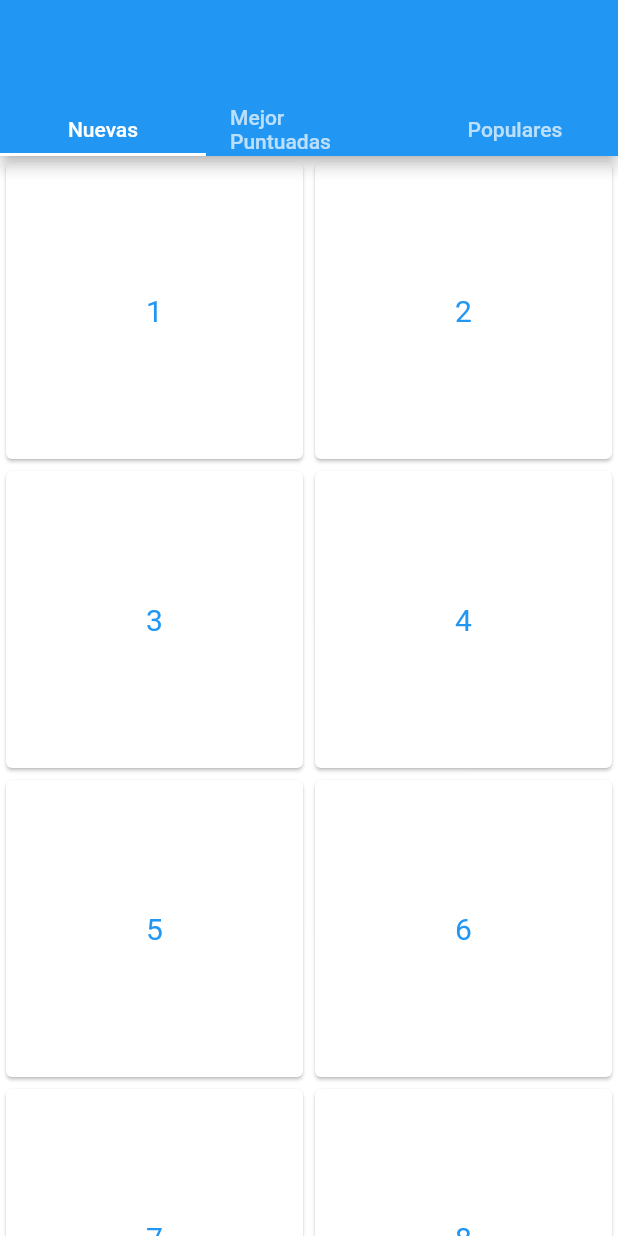
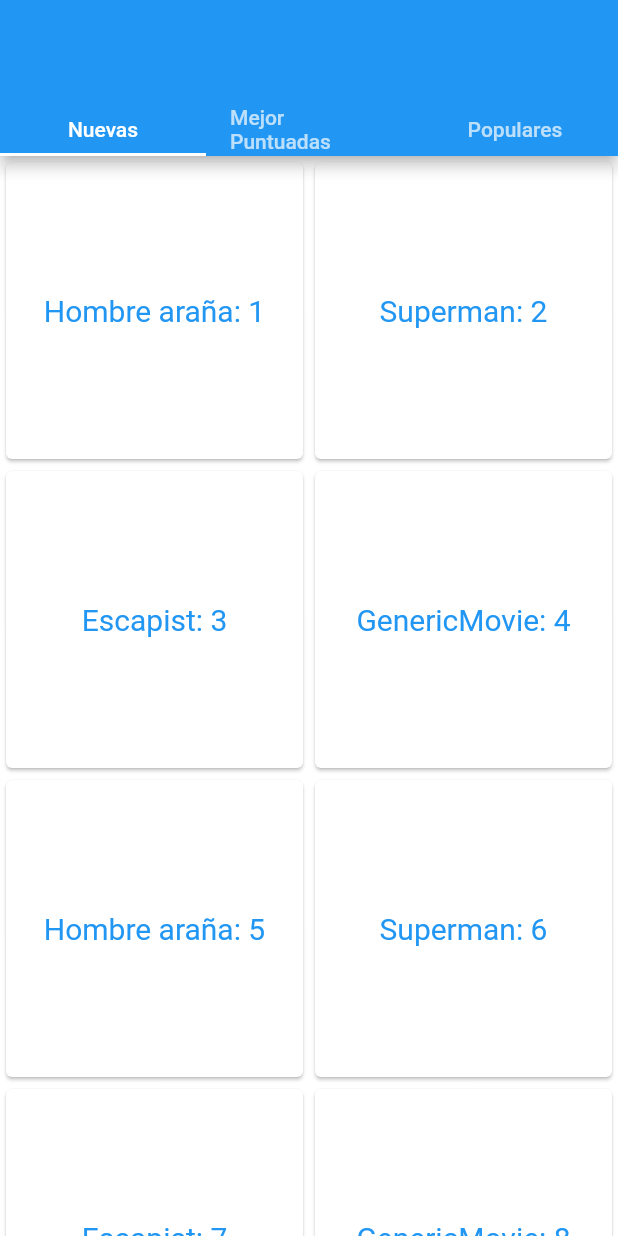
Before and after one commit to DanielTampeCaamano/ProyectoMovies, a Flutter app: the screen it shows after launch, on a phone screen of 412 x 824 dp. Run offline on Flutter 3.47's test engine with Material 2 defaults, Android fonts, the phone set to English and light mode, and no system bars.

Commit message:
Se modifica vista

```diff
--- a/proyecto_movies/lib/src/pages/movies.dart
+++ b/proyecto_movies/lib/src/pages/movies.dart
@@ -89,7 +89,9 @@ class _BestRatedPageState extends State<BestRatedPage> {
                 style: TextButton.styleFrom(
                   textStyle: const TextStyle(fontSize: 20),
                 ),
-                child: Text((index + 1).toString()),
+                child: Text(this.movieData.elementAt(index).title +
+                    ': ' +
+                    (index + 1).toString()),
                 //onPressed: () =>Navigator.pushNamed(context, MoviePage.tag),
                 onPressed: () {
                   Navigator.push(
```
